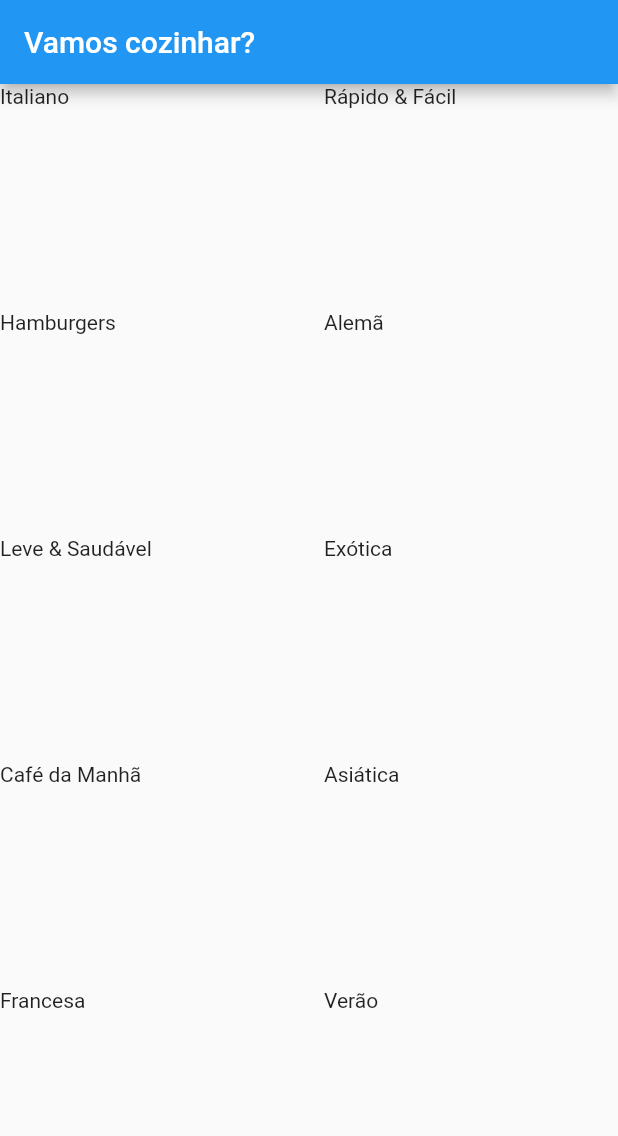
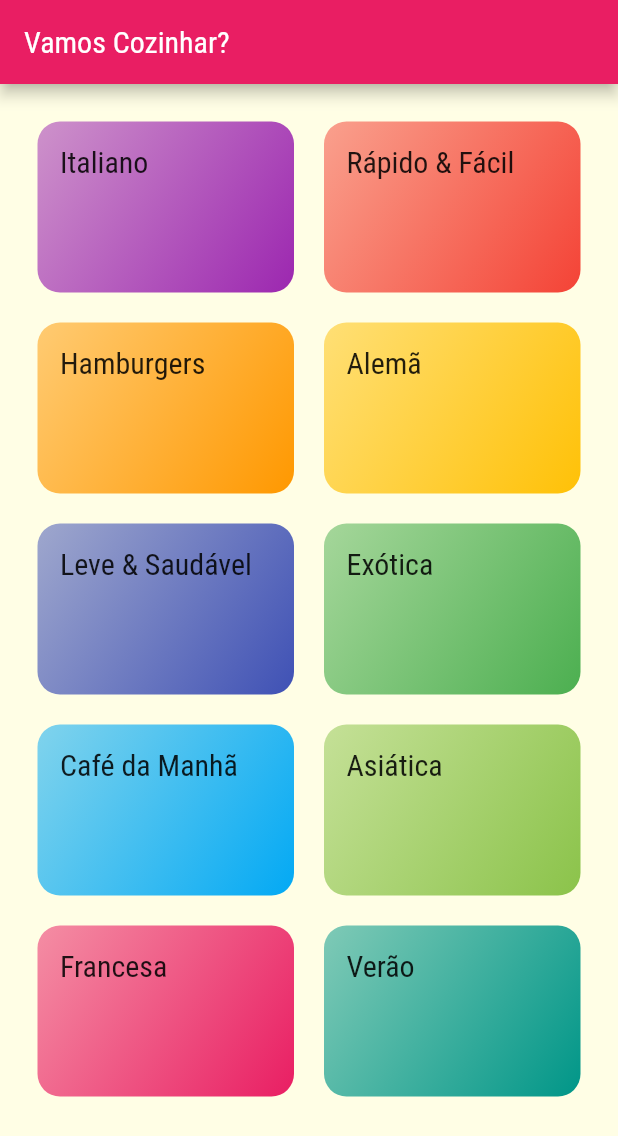
Before and after one commit to Dipedro87/MealApp, a Flutter app: the screen it shows after launch, on a phone screen of 412 x 824 dp. Shown: the top 1136 px of the screen. Run offline on Flutter 3.47's test engine with Material 2 defaults, Android fonts, the phone set to English and light mode, and no system bars.

Commit message:
aplicando estilos e rotas

```diff
--- a/lib/components/category_item.dart
+++ b/lib/components/category_item.dart
@@ -1,15 +1,44 @@
 import 'package:flutter/material.dart';
-import 'package:meal_app/models/category.dart';
+
+import '../models/category.dart';
+import '../utils/app_routes.dart';
 
 class CategoryItem extends StatelessWidget {
   final Category category;
 
-  const CategoryItem(this.category);
+  CategoryItem(this.category);
+
+  void _selectCategory(BuildContext context) {
+    Navigator.of(context).pushNamed(
+      AppRoutes.CATEGORIES_MEALS,
+      arguments: category,
+    );
+  }
 
   @override
   Widget build(BuildContext context) {
-    return Container(
-      child: Text(category.title),
+    return InkWell(
+      onTap: () => _selectCategory(context),
+      splashColor: Theme.of(context).primaryColor,
+      borderRadius: BorderRadius.circular(15),
+      child: Container(
+        padding: const EdgeInsets.all(15),
+        child: Text(
+          category.title,
+          style: Theme.of(context).textTheme.titleLarge,
+        ),
+        decoration: BoxDecoration(
+          borderRadius: BorderRadius.circular(15),
+          gradient: LinearGradient(
+            colors: [
+              category.color.withOpacity(0.5),
+              category.color,
+            ],
+            begin: Alignment.topLeft,
+            end: Alignment.bottomRight,
+          ),
+        ),
+      ),
     );
   }
 }
--- a/lib/main.dart
+++ b/lib/main.dart
@@ -1,5 +1,8 @@
 import 'package:flutter/material.dart';
-import 'screen/categories_screen.dart';
+
+import 'screens/categories_screen.dart';
+import 'screens/categories_meals_screen.dart';
+import 'utils/app_routes.dart';
 
 void main() => runApp(MyApp());
 
@@ -7,11 +10,23 @@ class MyApp extends StatelessWidget {
   @override
   Widget build(BuildContext context) {
     return MaterialApp(
-      title: 'DeliMeals',
+      title: 'Vamos Cozinhar?',
       theme: ThemeData(
-        primarySwatch: Colors.blue,
+        primarySwatch: Colors.pink,
+        hintColor: Colors.amber,
+        fontFamily: 'Raleway',
+        canvasColor: const Color.fromRGBO(255, 254, 229, 1),
+        textTheme: ThemeData.light().textTheme.copyWith(
+              titleLarge: const TextStyle(
+                fontSize: 20,
+                fontFamily: 'RobotoCondensed',
+              ),
+            ),
       ),
-      home: CatergoriesSCreen(),
+      routes: {
+        AppRoutes.HOME: (ctx) => CategoriesScreen(),
+        AppRoutes.CATEGORIES_MEALS: (ctx) => CategoriesMealsScreen(),
+      },
     );
   }
 }
--- /dev/null
+++ b/lib/screens/categories_meals_screen.dart
@@ -0,0 +1,19 @@
+import 'package:flutter/material.dart';
+
+import '../models/category.dart';
+
+class CategoriesMealsScreen extends StatelessWidget {
+  @override
+  Widget build(BuildContext context) {
+    final category = ModalRoute.of(context)?.settings.arguments as Category;
+
+    return Scaffold(
+      appBar: AppBar(
+        title: Text(category.title),
+      ),
+      body: Center(
+        child: Text('Receitas por Categoria ${category.id}'),
+      ),
+    );
+  }
+}
--- a/lib/screen/categories_screen.dart
+++ b/lib/screens/categories_screen.dart
@@ -1,15 +1,17 @@
 import 'package:flutter/material.dart';
+
 import '../components/category_item.dart';
 import '../data/dummy_data.dart';
 
-class CatergoriesSCreen extends StatelessWidget {
+class CategoriesScreen extends StatelessWidget {
   @override
   Widget build(BuildContext context) {
     return Scaffold(
       appBar: AppBar(
-        title: const Text('Vamos cozinhar?'),
+        title: Text('Vamos Cozinhar?'),
       ),
       body: GridView(
+        padding: const EdgeInsets.all(25),
         gridDelegate: const SliverGridDelegateWithMaxCrossAxisExtent(
           maxCrossAxisExtent: 200,
           childAspectRatio: 3 / 2,
--- /dev/null
+++ b/lib/utils/app_routes.dart
@@ -0,0 +1,4 @@
+class AppRoutes {
+  static const HOME = '/';
+  static const CATEGORIES_MEALS = 'categories/meals';
+}
```
Also changed, not shown: pubspec.yaml (+17 -11 lines), assets/fonts/Raleway-Black.ttf (added), assets/fonts/Raleway-Bold.ttf (added), assets/fonts/Raleway-Regular.ttf (added), assets/fonts/RobotoCondensed-Bold.ttf (added), assets/fonts/RobotoCondensed-Italic.ttf (added), assets/fonts/RobotoCondensed-Light.ttf (added), assets/fonts/RobotoCondensed-Regular.ttf (added), 1 other file.
